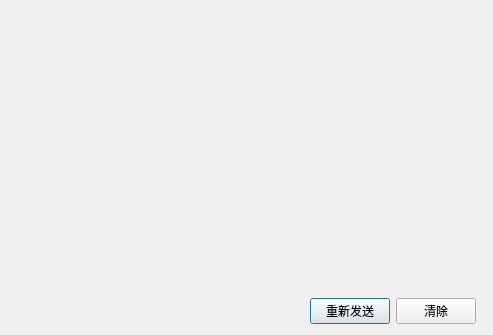
Old version of the form app/asset/ui/retry_message_show_dialog.ui in the repository CodeCCsky/chatWithQing.
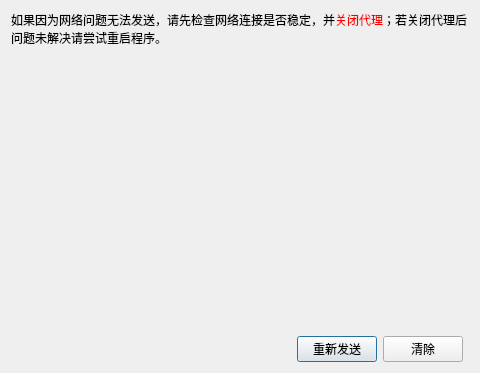
New version of the form.

Commit message: 添加关闭代理提示

Patch:
```diff
--- a/app/asset/ui/retry_message_show_dialog.ui
+++ b/app/asset/ui/retry_message_show_dialog.ui
@@ -6,14 +6,24 @@
    <rect>
     <x>0</x>
     <y>0</y>
-    <width>493</width>
-    <height>335</height>
+    <width>480</width>
+    <height>373</height>
    </rect>
   </property>
   <property name="windowTitle">
    <string>Dialog</string>
   </property>
   <layout class="QVBoxLayout" name="verticalLayout">
+   <item>
+    <widget class="QLabel" name="label">
+     <property name="text">
+      <string>&lt;html&gt;&lt;head/&gt;&lt;body&gt;&lt;p&gt;如果因为网络问题无法发送，请先检查网络连接是否稳定，并&lt;span style=&quot; color:#ff0000;&quot;&gt;关闭代理&lt;/span&gt;&lt;span style=&quot; color:#000000;&quot;&gt;；若关闭代理后问题未解决请尝试重启程序。&lt;/span&gt;&lt;/p&gt;&lt;/body&gt;&lt;/html&gt;</string>
+     </property>
+     <property name="wordWrap">
+      <bool>true</bool>
+     </property>
+    </widget>
+   </item>
    <item>
     <widget class="QListWidget" name="listWidget">
      <property name="styleSheet">
```
The commit also changes 3 other files.
